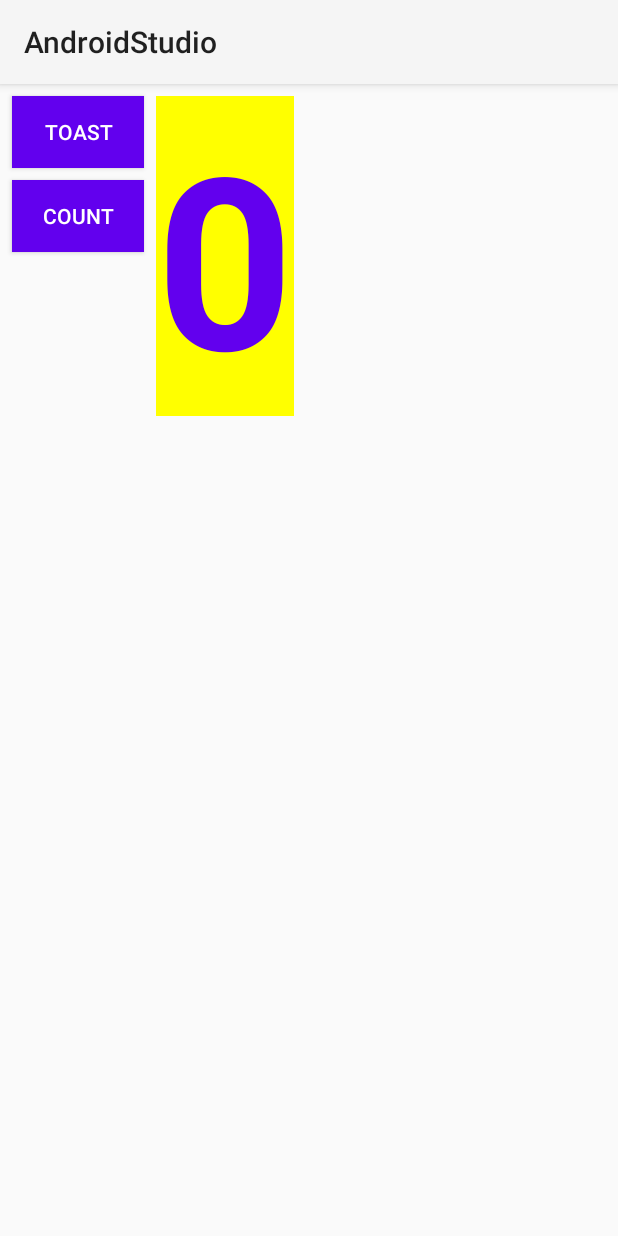
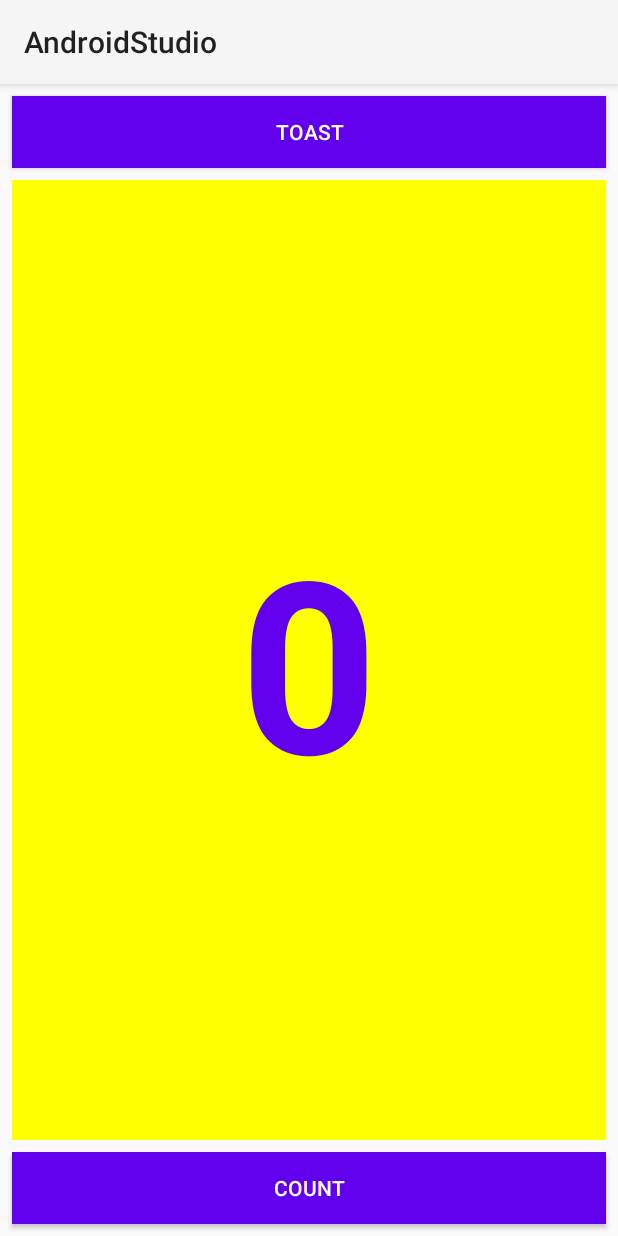
Before and after one commit to BakanovaE/Andersen_Task2_AndroidStudio, an Android app: the HelloToastActivity screen opened directly, with no data from a screen before it, on a phone screen of 412 x 824 dp. Run offline under Robolectric (Android 15) with nearby library versions, the light colour scheme and no system bars.

Commit message:
Task 1.3.B change to LinearLayout

```diff
--- a/app/src/main/res/layout/activity_hello_toast.xml
+++ b/app/src/main/res/layout/activity_hello_toast.xml
@@ -1,43 +1,33 @@
 <?xml version="1.0" encoding="utf-8"?>
-<androidx.constraintlayout.widget.ConstraintLayout xmlns:android="http://schemas.android.com/apk/res/android"
+<LinearLayout xmlns:android="http://schemas.android.com/apk/res/android"
     xmlns:app="http://schemas.android.com/apk/res-auto"
     xmlns:tools="http://schemas.android.com/tools"
     android:layout_width="match_parent"
     android:layout_height="match_parent"
+    android:orientation="vertical"
     tools:context=".HelloToastActivity">
 
     <Button
         android:id="@+id/button_toast"
-        android:layout_width="wrap_content"
+        android:layout_width="match_parent"
         android:layout_height="wrap_content"
         android:layout_marginStart="8dp"
         android:layout_marginTop="8dp"
+        android:layout_marginEnd="8dp"
         android:background="@color/design_default_color_primary"
         android:onClick="showToast"
         android:text="@string/button_label_toast"
-        android:textColor="@android:color/white"
-        app:layout_constraintStart_toStartOf="parent"
-        app:layout_constraintTop_toTopOf="parent" />
+        android:textColor="@android:color/white"/>
 
-    <Button
-        android:id="@+id/button_count"
-        android:layout_width="wrap_content"
+
+    <TextView
+        android:id="@+id/show_count"
+        android:layout_width="match_parent"
         android:layout_height="wrap_content"
         android:layout_marginStart="8dp"
         android:layout_marginTop="8dp"
-        android:background="@color/design_default_color_primary"
-        android:onClick="countUp"
-        android:text="@string/button_label_count"
-        android:textColor="@android:color/white"
-        app:layout_constraintStart_toStartOf="parent"
-        app:layout_constraintTop_toBottomOf="@+id/button_toast" />
-
-    <TextView
-        android:id="@+id/show_count"
-        android:layout_width="wrap_content"
-        android:layout_height="wrap_content"
-        android:layout_marginStart="8dp"
-        android:layout_marginTop="8dp"
+        android:layout_marginEnd="8dp"
+        android:layout_marginBottom="8dp"
         android:background="#FFFF00"
         android:gravity="center"
         android:text="@string/count_initial_value"
@@ -45,6 +35,17 @@
         android:textColor="@color/design_default_color_primary"
         android:textSize="160sp"
         android:textStyle="bold"
-        app:layout_constraintStart_toEndOf="@+id/button_toast"
-        app:layout_constraintTop_toTopOf="parent" />
-</androidx.constraintlayout.widget.ConstraintLayout>
+        android:layout_weight="1"/>
+
+    <Button
+        android:id="@+id/button_count"
+        android:layout_width="match_parent"
+        android:layout_height="wrap_content"
+        android:layout_marginStart="8dp"
+        android:layout_marginBottom="8dp"
+        android:layout_marginEnd="8dp"
+        android:background="@color/design_default_color_primary"
+        android:onClick="countUp"
+        android:text="@string/button_label_count"
+        android:textColor="@android:color/white"/>
+</LinearLayout>
```
